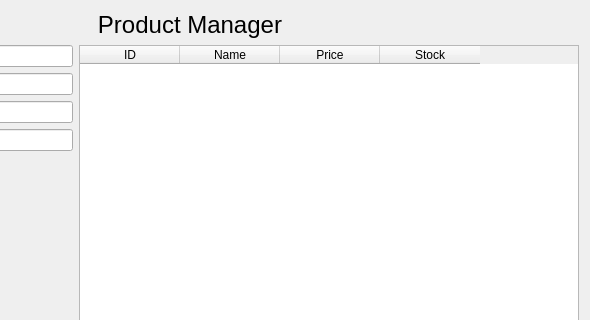
First picture: the form in productform.ui, repository ChunJeong27/CRMMiniProject, before the edit; both pictures show x 210 to 800 and y 0 to 320 of the 800 by 600 pixel window.
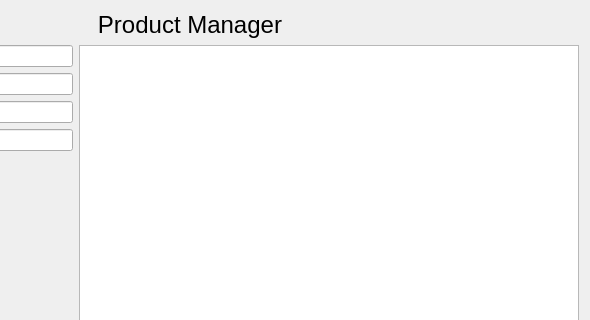
Second picture: the form after the edit.

Patch:
```diff
--- a/productform.ui
+++ b/productform.ui
@@ -197,33 +197,13 @@
       </layout>
      </item>
      <item>
-      <widget class="QTableWidget" name="tableWidget">
+      <widget class="QTableView" name="tableView">
        <property name="minimumSize">
         <size>
          <width>500</width>
          <height>0</height>
         </size>
        </property>
-       <column>
-        <property name="text">
-         <string>ID</string>
-        </property>
-       </column>
-       <column>
-        <property name="text">
-         <string>Name</string>
-        </property>
-       </column>
-       <column>
-        <property name="text">
-         <string>Price</string>
-        </property>
-       </column>
-       <column>
-        <property name="text">
-         <string>Stock</string>
-        </property>
-       </column>
       </widget>
      </item>
     </layout>
```
